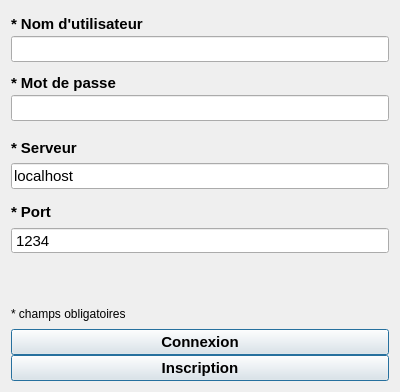
The window that User/viewUser.ui (edri/ProjetChat2015) describes before a commit, drawn with Qt 5.
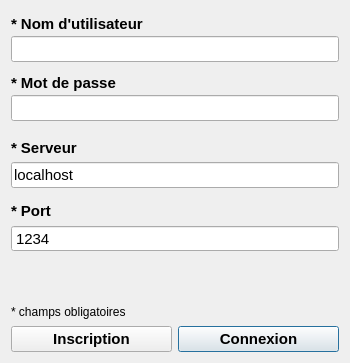
The same window after the commit. Icons and pictures are not drawn.

```diff
--- a/User/viewUser.ui
+++ b/User/viewUser.ui
@@ -6,20 +6,20 @@
    <rect>
     <x>0</x>
     <y>0</y>
-    <width>400</width>
-    <height>392</height>
+    <width>350</width>
+    <height>363</height>
    </rect>
   </property>
   <property name="minimumSize">
    <size>
-    <width>400</width>
-    <height>392</height>
+    <width>350</width>
+    <height>363</height>
    </size>
   </property>
   <property name="maximumSize">
    <size>
     <width>16777215</width>
-    <height>392</height>
+    <height>363</height>
    </size>
   </property>
   <property name="windowTitle">
@@ -275,22 +275,7 @@
        </widget>
       </item>
       <item>
-       <widget class="QPushButton" name="btn_connexion">
-        <property name="font">
-         <font>
-          <pointsize>11</pointsize>
-          <weight>75</weight>
-          <bold>true</bold>
-         </font>
-        </property>
-        <property name="text">
-         <string>Connexion</string>
-        </property>
-        <property name="default">
-         <bool>true</bool>
-        </property>
-       </widget>
-      </item>
+       <layout class="QHBoxLayout" name="horizontalLayout">
       <item>
        <widget class="QPushButton" name="btn_inscription">
         <property name="font">
@@ -303,10 +288,35 @@
         <property name="text">
          <string>Inscription</string>
         </property>
+          <property name="shortcut">
+           <string>Ctrl+I</string>
+          </property>
+          <property name="default">
+           <bool>false</bool>
+          </property>
+         </widget>
+        </item>
+        <item>
+         <widget class="QPushButton" name="btn_connexion">
+          <property name="font">
+           <font>
+            <pointsize>11</pointsize>
+            <weight>75</weight>
+            <bold>true</bold>
+           </font>
+          </property>
+          <property name="text">
+           <string>Connexion</string>
+          </property>
+          <property name="shortcut">
+           <string>Return</string>
+          </property>
         <property name="default">
          <bool>true</bool>
         </property>
        </widget>
+        </item>
+       </layout>
       </item>
      </layout>
     </item>
```
Left out of the diff: 6 changed lines with no effect on the pictures. Lines whose indentation alone changed are shown as unchanged.
